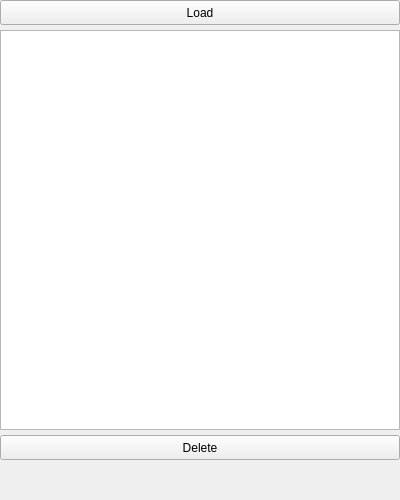
The window that src/fileboxentity.ui (ttddee/Cascade) describes before a commit, drawn with Qt 5.
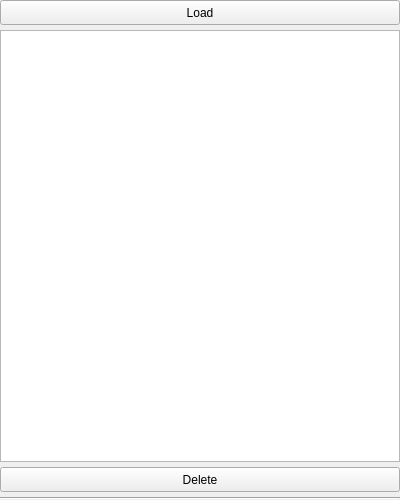
The same window after the commit.

```diff
--- a/src/fileboxentity.ui
+++ b/src/fileboxentity.ui
@@ -95,17 +95,11 @@
       </widget>
      </item>
      <item>
-      <spacer name="verticalSpacer">
+      <widget class="Line" name="line">
        <property name="orientation">
-        <enum>Qt::Vertical</enum>
+        <enum>Qt::Horizontal</enum>
        </property>
-       <property name="sizeHint" stdset="0">
-        <size>
-         <width>20</width>
-         <height>40</height>
-        </size>
-       </property>
-      </spacer>
+      </widget>
      </item>
     </layout>
    </item>
```
